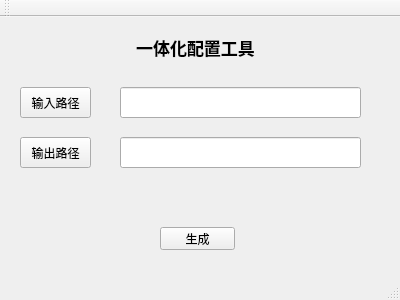
First picture: the form in TCI_SDM_CfgTool/mainwindow.ui, repository clever-holo/tis_cfg_tool, before the edit.
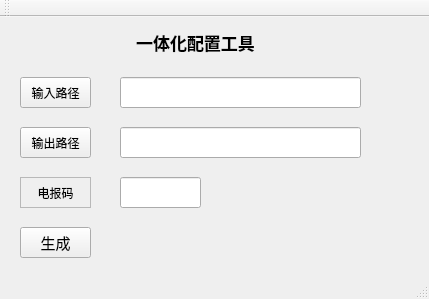
Second picture: the form after the edit.

```diff
--- a/TCI_SDM_CfgTool/mainwindow.ui
+++ b/TCI_SDM_CfgTool/mainwindow.ui
@@ -6,8 +6,8 @@
    <rect>
     <x>0</x>
     <y>0</y>
-    <width>400</width>
-    <height>300</height>
+    <width>429</width>
+    <height>299</height>
    </rect>
   </property>
   <property name="windowTitle">
@@ -17,12 +17,24 @@
    <widget class="QPushButton" name="BTN_Generate">
     <property name="geometry">
      <rect>
-      <x>160</x>
+      <x>20</x>
       <y>210</y>
-      <width>75</width>
-      <height>23</height>
+      <width>71</width>
+      <height>31</height>
      </rect>
     </property>
+    <property name="font">
+     <font>
+      <family>微软雅黑</family>
+      <pointsize>11</pointsize>
+      <weight>50</weight>
+      <italic>false</italic>
+      <bold>false</bold>
+     </font>
+    </property>
+    <property name="cursor">
+     <cursorShape>PointingHandCursor</cursorShape>
+    </property>
     <property name="text">
      <string>生成</string>
     </property>
@@ -33,7 +45,7 @@
       <x>80</x>
       <y>10</y>
       <width>231</width>
-      <height>41</height>
+      <height>31</height>
      </rect>
     </property>
     <property name="font">
@@ -64,7 +76,7 @@
     <property name="geometry">
      <rect>
       <x>20</x>
-      <y>70</y>
+      <y>60</y>
       <width>71</width>
       <height>31</height>
      </rect>
@@ -77,7 +89,7 @@
     <property name="geometry">
      <rect>
       <x>20</x>
-      <y>120</y>
+      <y>110</y>
       <width>71</width>
       <height>31</height>
      </rect>
@@ -90,7 +102,7 @@
     <property name="geometry">
      <rect>
       <x>120</x>
-      <y>70</y>
+      <y>60</y>
       <width>241</width>
       <height>31</height>
      </rect>
@@ -100,12 +112,44 @@
     <property name="geometry">
      <rect>
       <x>120</x>
-      <y>120</y>
+      <y>110</y>
       <width>241</width>
       <height>31</height>
      </rect>
     </property>
    </widget>
+   <widget class="QLabel" name="Lb_DBM">
+    <property name="geometry">
+     <rect>
+      <x>20</x>
+      <y>160</y>
+      <width>71</width>
+      <height>31</height>
+     </rect>
+    </property>
+    <property name="frameShape">
+     <enum>QFrame::StyledPanel</enum>
+    </property>
+    <property name="frameShadow">
+     <enum>QFrame::Raised</enum>
+    </property>
+    <property name="text">
+     <string>电报码</string>
+    </property>
+    <property name="alignment">
+     <set>Qt::AlignCenter</set>
+    </property>
+   </widget>
+   <widget class="QLineEdit" name="LE_DBM">
+    <property name="geometry">
+     <rect>
+      <x>120</x>
+      <y>160</y>
+      <width>81</width>
+      <height>31</height>
+     </rect>
+    </property>
+   </widget>
   </widget>
   <widget class="QMenuBar" name="menuBar">
    <property name="geometry">
```
Left out of the diff: 2 changed lines with no effect on the pictures.
